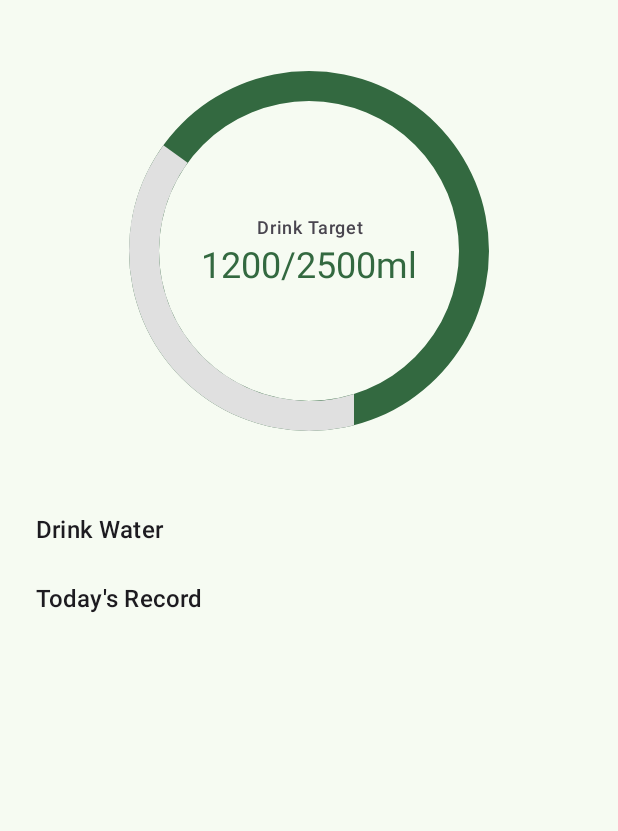
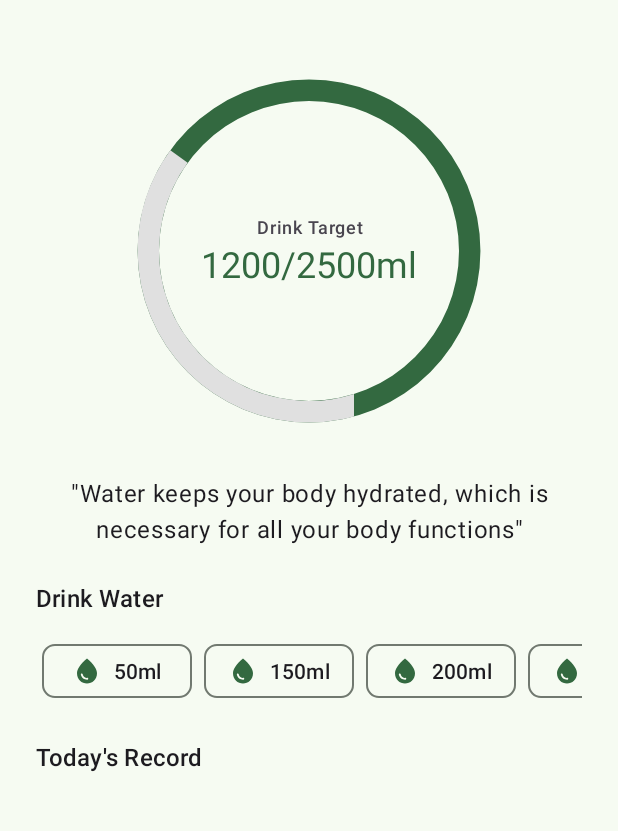
Before and after one commit to imasha-senarath/hydrate-me, an Android app: the screen it shows after launch once a user with an empty profile is signed in (HomeActivity), on a phone screen of 412 x 824 dp, the part 70-901 px from its top. Run offline under Robolectric (Android 15) with nearby library versions, the phone set to English and light mode, and no system bars; our stand-ins replace Firebase (no records; nobody signed in at launch, a user with empty details on screens opened directly).

Commit message:
Cup size list.

```diff
--- /dev/null
+++ b/app/src/main/java/com/imasha/hydrateme/adapters/CupAdapter.kt
@@ -0,0 +1,39 @@
+package com.imasha.hydrateme.adapters
+
+import android.content.ClipData
+import android.view.LayoutInflater
+import android.view.View
+import android.view.ViewGroup
+import androidx.recyclerview.widget.RecyclerView
+import com.imasha.hydrateme.data.model.Cup
+import com.imasha.hydrateme.databinding.CupLayoutBinding
+
+class CupAdapter(
+    private val items: List<Cup>,
+    private val onItemClick: (Cup) -> Unit
+) : RecyclerView.Adapter<CupAdapter.CupViewHolder>() {
+
+    inner class CupViewHolder(val binding: CupLayoutBinding) : RecyclerView.ViewHolder(binding.root) {
+        fun bind(item: Cup) {
+            binding.cupSize.text = "${item.size}ml"
+            binding.root.setOnClickListener {
+                onItemClick(item) // Trigger the click callback
+            }
+        }
+    }
+
+    override fun onCreateViewHolder(parent: ViewGroup, viewType: Int): CupViewHolder {
+        val inflater = LayoutInflater.from(parent.context)
+        val binding = CupLayoutBinding.inflate(inflater, parent, false)
+        return CupViewHolder(binding)
+    }
+
+    override fun onBindViewHolder(holder: CupViewHolder, position: Int) {
+        val item = items[position]
+        holder.binding.cupSize.text = item.size.toString() + "ml"
+
+        holder.bind(items[position])
+    }
+
+    override fun getItemCount(): Int = items.size
+}
--- /dev/null
+++ b/app/src/main/java/com/imasha/hydrateme/data/model/Cup.kt
@@ -0,0 +1,5 @@
+package com.imasha.hydrateme.data.model
+
+data class Cup(
+    val size: Int
+)
--- a/app/src/main/java/com/imasha/hydrateme/ui/home/HomeActivity.kt
+++ b/app/src/main/java/com/imasha/hydrateme/ui/home/HomeActivity.kt
@@ -5,9 +5,12 @@ import android.os.Bundle
 import android.widget.Toast
 import androidx.appcompat.app.AppCompatActivity
 import androidx.core.view.GravityCompat
+import androidx.lifecycle.Observer
 import androidx.lifecycle.ViewModelProvider
+import androidx.recyclerview.widget.LinearLayoutManager
 import com.google.firebase.auth.FirebaseAuth
 import com.imasha.hydrateme.R
+import com.imasha.hydrateme.adapters.CupAdapter
 import com.imasha.hydrateme.data.repository.AppRepository
 import com.imasha.hydrateme.data.source.FirebaseSource
 import com.imasha.hydrateme.databinding.ActivityHomeBinding
@@ -48,12 +51,20 @@ class HomeActivity : BaseActivity() {
 
         binding.navView.setNavigationItemSelectedListener { menuItem ->
             when (menuItem.itemId) {
+                R.id.nav_profile -> {
+                    Toast.makeText(this, "Profile Clicked", Toast.LENGTH_SHORT).show()
+                    true
+                }
+                R.id.nav_notifications -> {
+                    Toast.makeText(this, "Notifications Clicked", Toast.LENGTH_SHORT).show()
+                    true
+                }
                 R.id.nav_settings -> {
                     Toast.makeText(this, "Settings Clicked", Toast.LENGTH_SHORT).show()
                     true
                 }
                 R.id.nav_about -> {
-                    Toast.makeText(this, "Profile Clicked", Toast.LENGTH_SHORT).show()
+                    Toast.makeText(this, "About Clicked", Toast.LENGTH_SHORT).show()
                     true
                 }
                 R.id.nav_logout -> {
@@ -65,9 +76,20 @@ class HomeActivity : BaseActivity() {
                 else -> false
             }
         }
+
+        homeViewModel.initCupSizes()
+
+        binding.cupList.layoutManager = LinearLayoutManager(this, LinearLayoutManager.HORIZONTAL, false)
+
     }
 
     private fun initViewModels() {
+        homeViewModel.items.observe(this) { itemList ->
+            binding.cupList.adapter = CupAdapter(itemList) { clickedCup ->
+                Toast.makeText(this, "Clicked: ${clickedCup.size}ml", Toast.LENGTH_SHORT).show()
+            }
+        }
+
         homeViewModel.logoutStatus.observe(this) { result ->
             result.onSuccess {
                 navigateToLoginActivity()
--- a/app/src/main/java/com/imasha/hydrateme/ui/home/HomeViewModel.kt
+++ b/app/src/main/java/com/imasha/hydrateme/ui/home/HomeViewModel.kt
@@ -4,14 +4,28 @@ import androidx.lifecycle.LiveData
 import androidx.lifecycle.MutableLiveData
 import androidx.lifecycle.ViewModel
 import androidx.lifecycle.viewModelScope
+import com.imasha.hydrateme.data.model.Cup
 import com.imasha.hydrateme.data.model.User
 import com.imasha.hydrateme.data.repository.AppRepository
 import kotlinx.coroutines.launch
 
 class HomeViewModel (private val appRepository: AppRepository) : ViewModel() {
 
+    private val _items = MutableLiveData<List<Cup>>()
+    val items: LiveData<List<Cup>> get() = _items
+
     private val _logoutStatus = MutableLiveData<Result<Boolean>>()
     val logoutStatus: LiveData<Result<Boolean>> get() = _logoutStatus
+
+    fun initCupSizes() {
+        _items.value = listOf(
+            Cup(50),
+            Cup(150),
+            Cup(200),
+            Cup(250),
+            Cup(300),
+        )
+    }
 
     fun logout() {
         viewModelScope.launch {
--- a/app/src/main/res/drawable/circular_progress.xml
+++ b/app/src/main/res/drawable/circular_progress.xml
@@ -3,7 +3,7 @@
     <item>
         <shape android:shape="ring"
             android:innerRadiusRatio="3"
-            android:thicknessRatio="15"
+            android:thicknessRatio="21"
             android:useLevel="false">
             <solid android:color="@color/md_theme_primary" />
         </shape>
@@ -14,7 +14,7 @@
         <clip android:clipOrientation="horizontal" android:gravity="start">
             <shape android:shape="ring"
                 android:innerRadiusRatio="3"
-                android:thicknessRatio="15">
+                android:thicknessRatio="21">
                 <solid android:color="#e0e0e0" />
             </shape>
         </clip>
--- /dev/null
+++ b/app/src/main/res/drawable/ic_water.xml
@@ -0,0 +1,5 @@
+<vector android:height="24dp" android:tint="#000000"
+    android:viewportHeight="24" android:viewportWidth="24"
+    android:width="24dp" xmlns:android="http://schemas.android.com/apk/res/android">
+    <path android:fillColor="@android:color/white" android:pathData="M12,2c-5.33,4.55 -8,8.48 -8,11.8c0,4.98 3.8,8.2 8,8.2s8,-3.22 8,-8.2C20,10.48 17.33,6.55 12,2zM7.83,14c0.37,0 0.67,0.26 0.74,0.62c0.41,2.22 2.28,2.98 3.64,2.87c0.43,-0.02 0.79,0.32 0.79,0.75c0,0.4 -0.32,0.73 -0.72,0.75c-2.13,0.13 -4.62,-1.09 -5.19,-4.12C7.01,14.42 7.37,14 7.83,14z"/>
+</vector>
--- a/app/src/main/res/layout/activity_home.xml
+++ b/app/src/main/res/layout/activity_home.xml
@@ -40,7 +40,7 @@
 
                         <ProgressBar
                             android:id="@+id/drinking_progress"
-                            style="?android:attr/progressBarStyleHorizontal"
+                            style="@style/Widget.Material3.CircularProgressIndicator"
                             android:layout_width="300dp"
                             android:layout_height="300dp"
                             android:layout_centerInParent="true"
@@ -75,11 +75,25 @@
                     </RelativeLayout>
 
                     <TextView
+                        style="@style/TextAppearance.Material3.BodyLarge"
+                        android:layout_width="match_parent"
+                        android:layout_height="wrap_content"
+                        android:text="&quot;Water keeps your body hydrated, which is necessary for all your body functions&quot;"
+                        android:textAlignment="center"/>
+
+                    <TextView
                         style="@style/TextAppearance.Material3.TitleMedium"
                         android:layout_width="match_parent"
                         android:layout_height="wrap_content"
                         android:text="Drink Water"
                         android:layout_marginTop="@dimen/spacing_large"/>
+
+                    <androidx.recyclerview.widget.RecyclerView
+                        android:id="@+id/cupList"
+                        android:layout_width="match_parent"
+                        android:layout_height="wrap_content"
+                        android:layout_marginTop="@dimen/spacing_medium"
+                        android:clipToPadding="false" />
 
                     <TextView
                         style="@style/TextAppearance.Material3.TitleMedium"
@@ -87,6 +101,13 @@
                         android:layout_height="wrap_content"
                         android:text="Today's Record"
                         android:layout_marginTop="@dimen/spacing_large"/>
+
+                    <androidx.recyclerview.widget.RecyclerView
+                        android:id="@+id/recordList"
+                        android:layout_width="match_parent"
+                        android:layout_height="wrap_content"
+                        android:layout_marginTop="@dimen/spacing_medium"
+                        android:clipToPadding="false" />
                 </LinearLayout>
             </ScrollView>
 
--- a/app/src/main/res/layout/activity_splash.xml
+++ b/app/src/main/res/layout/activity_splash.xml
@@ -26,13 +26,13 @@
             android:layout_height="wrap_content"
             android:text="V1.0"
             android:textAlignment="center"
-            android:layout_marginBottom="10dp"/>
+            android:layout_marginBottom="@dimen/spacing_xsmall"/>
 
         <TextView
             android:id="@+id/textView2"
             android:layout_width="match_parent"
             android:layout_height="wrap_content"
-            android:text="from Imasha Senarath"
+            android:text="@string/owner"
             android:textAlignment="center"
     />
     </LinearLayout>
--- /dev/null
+++ b/app/src/main/res/layout/cup_layout.xml
@@ -0,0 +1,31 @@
+<?xml version="1.0" encoding="utf-8"?>
+<RelativeLayout
+    xmlns:android="http://schemas.android.com/apk/res/android"
+    xmlns:app="http://schemas.android.com/apk/res-auto"
+    android:layout_width="wrap_content"
+    android:layout_height="wrap_content"
+    android:layout_margin="@dimen/spacing_xsmall"
+    style="@style/AppOutlinedCard">
+
+    <LinearLayout
+        android:layout_width="100dp"
+        android:layout_height="wrap_content"
+        android:orientation="horizontal"
+        android:gravity="center"
+        android:padding="@dimen/spacing_small">
+
+        <ImageView
+            android:layout_width="20dp"
+            android:layout_height="20dp"
+            app:srcCompat="@drawable/ic_water"
+            android:layout_marginEnd="@dimen/spacing_small"
+            app:tint="@color/md_theme_primary" />
+
+        <TextView
+            style="@style/TextAppearance.Material3.TitleSmall"
+            android:id="@+id/cupSize"
+            android:layout_width="wrap_content"
+            android:layout_height="wrap_content"
+            android:text="100ml" />
+    </LinearLayout>
+</RelativeLayout>
--- a/app/src/main/res/menu/drawer_menu.xml
+++ b/app/src/main/res/menu/drawer_menu.xml
@@ -2,24 +2,29 @@
     <group android:id="@+id/group_main">
         <item
             android:id="@+id/nav_profile"
-            android:title="Profile"
+            android:title="@string/profile"
             android:icon="@drawable/ic_user"/>
 
         <item
+            android:id="@+id/nav_notifications"
+            android:title="@string/notifications"
+            android:icon="@drawable/ic_notifications"/>
+
+        <item
             android:id="@+id/nav_settings"
-            android:title="Settings"
+            android:title="@string/settings"
             android:icon="@drawable/ic_settings"/>
 
         <item
             android:id="@+id/nav_about"
-            android:title="About"
+            android:title="@string/about"
             android:icon="@drawable/ic_about"/>
     </group>
 
     <group android:id="@+id/group_logout">
         <item
             android:id="@+id/nav_logout"
-            android:title="Logout"
+            android:title="@string/logout"
             android:icon="@drawable/ic_logout"/>
     </group>
 </menu>
--- a/app/src/main/res/values/strings.xml
+++ b/app/src/main/res/values/strings.xml
@@ -9,4 +9,10 @@
     <string name="get_started">Let\'s Get Started.</string>
     <string name="enter_name">Enter Your Name</string>
     <string name="have_account">Already have an account?</string>
+    <string name="owner">from Imasha Senarath</string>
+    <string name="profile">Profile</string>
+    <string name="notifications">Notifications</string>
+    <string name="settings">Settings</string>
+    <string name="about">About</string>
+    <string name="logout">Logout</string>
 </resources>
--- a/app/src/main/res/values/themes.xml
+++ b/app/src/main/res/values/themes.xml
@@ -82,11 +82,20 @@
         <item name="android:background">@drawable/edittext_primary_bg</item>
     </style>
 
-    <style name="TransparentDialog" parent="ThemeOverlay.Material3.Dialog">
-        <item name="android:windowBackground">@android:color/transparent</item>
-        <item name="android:backgroundDimEnabled">false</item>
+    <!-- App Primary Card -->
+    <style name="AppPrimaryCard" parent="Widget.Material3.CardView.Filled">
+        <item name="android:background">@color/md_theme_onPrimary</item>
+        <item name="cornerRadius">@dimen/corner_radius</item>
+    </style>
 
+    <!-- App Outlined Card -->
+    <style name="AppOutlinedCard" parent="Widget.Material3.CardView.Outlined">
+        <item name="android:background">@drawable/edittext_primary_bg</item>
     </style>
+
+
+
+
 
     <!-- App Headline -->
     <style name="TextStyleHeadline" parent="TextAppearance.Material3.HeadlineLarge">
```
